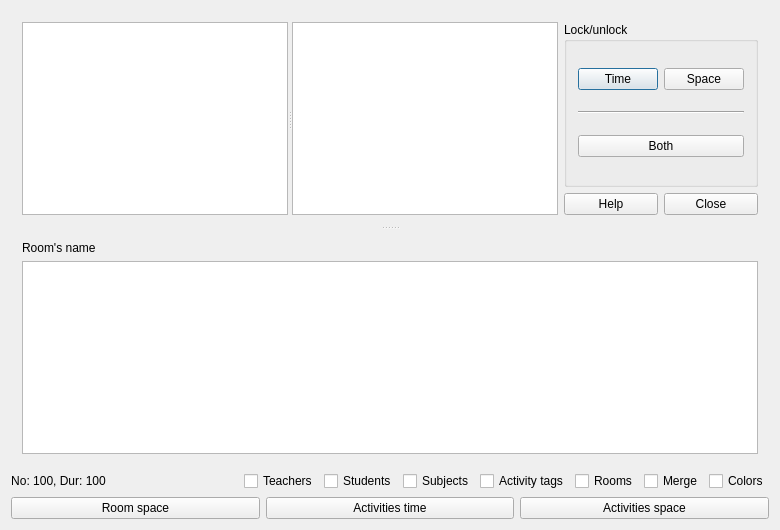
This is fet/src/interface/timetableviewroomsdayshorizontalform_template.ui in vonmecheln/fet as Qt 5 draws it before an edit. The edited form follows.
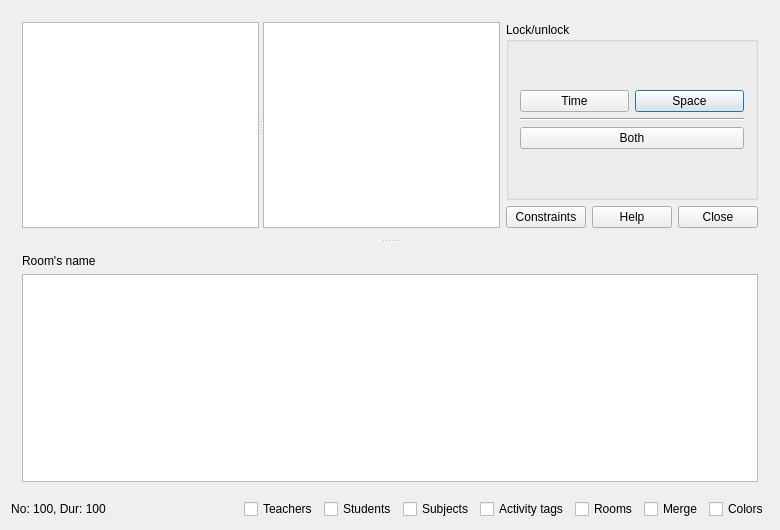
This is the edited form.

The edit to the form file:
```diff
--- a/fet/src/interface/timetableviewroomsdayshorizontalform_template.ui
+++ b/fet/src/interface/timetableviewroomsdayshorizontalform_template.ui
@@ -37,26 +37,31 @@
            <property name="title">
             <string extracomment="This is a group box for locking/unlocking buttons">Lock/unlock</string>
            </property>
+           <layout class="QGridLayout" name="gridLayout_3">
+            <item row="0" column="0">
            <layout class="QGridLayout" name="gridLayout">
-            <item row="0" column="0">
-             <layout class="QHBoxLayout" name="horizontalLayout_2">
-              <item>
-               <widget class="QPushButton" name="lockTimePushButton">
-                <property name="text">
-                 <string extracomment="This is a button in a timetable view dialog (There are 3 buttons in total, user can toggle locked/unlocked time, space or both).">Time</string>
-                </property>
-               </widget>
-              </item>
-              <item>
+              <item row="0" column="1">
                <widget class="QPushButton" name="lockSpacePushButton">
                 <property name="text">
                  <string extracomment="This is a button in a timetable view dialog (There are 3 buttons in total, user can toggle locked/unlocked time, space or both).">Space</string>
                 </property>
                </widget>
               </item>
-             </layout>
-            </item>
-            <item row="2" column="0">
+              <item row="0" column="0">
+               <widget class="QPushButton" name="lockTimePushButton">
+                <property name="text">
+                 <string extracomment="This is a button in a timetable view dialog (There are 3 buttons in total, user can toggle locked/unlocked time, space or both).">Time</string>
+                </property>
+               </widget>
+              </item>
+              <item row="1" column="0" colspan="2">
+               <widget class="Line" name="line">
+                <property name="orientation">
+                 <enum>Qt::Horizontal</enum>
+                </property>
+               </widget>
+              </item>
+              <item row="2" column="0" colspan="2">
              <widget class="QPushButton" name="lockTimeSpacePushButton">
               <property name="text">
                <string extracomment="This is a button in a timetable view dialog (There are 3 buttons in total, user can toggle locked/unlocked time, space or both).">Both</string>
@@ -66,18 +71,20 @@
               </property>
              </widget>
             </item>
-            <item row="1" column="0">
-             <widget class="Line" name="line">
-              <property name="orientation">
-               <enum>Qt::Horizontal</enum>
-              </property>
-             </widget>
+             </layout>
             </item>
            </layout>
           </widget>
          </item>
          <item>
           <layout class="QHBoxLayout" name="horizontalLayout">
+           <item>
+            <widget class="QPushButton" name="constraintsPushButton">
+             <property name="text">
+              <string>Constraints</string>
+             </property>
+            </widget>
+           </item>
            <item>
             <widget class="QPushButton" name="helpPushButton">
              <property name="text">
@@ -202,31 +209,6 @@
      </item>
     </layout>
    </item>
-   <item row="2" column="0">
-    <layout class="QHBoxLayout" name="horizontalLayout_6">
-     <item>
-      <widget class="QPushButton" name="roomSpacePushButton">
-       <property name="text">
-        <string comment="View/edit the selected room's space constraints">Room space</string>
-       </property>
-      </widget>
-     </item>
-     <item>
-      <widget class="QPushButton" name="activitiesTimePushButton">
-       <property name="text">
-        <string comment="View/edit the selected activities' time constraints">Activities time</string>
-       </property>
-      </widget>
-     </item>
-     <item>
-      <widget class="QPushButton" name="activitiesSpacePushButton">
-       <property name="text">
-        <string comment="View/edit the selected activities' space constraints">Activities space</string>
-       </property>
-      </widget>
-     </item>
-    </layout>
-   </item>
   </layout>
  </widget>
  <layoutdefault spacing="6" margin="11"/>
```
Lines whose indentation alone changed are shown as unchanged.
